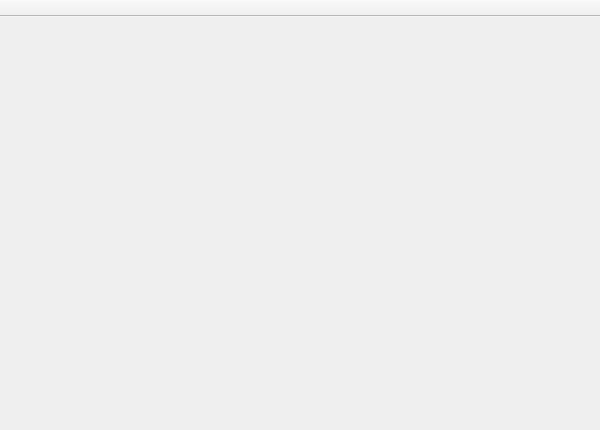
This is ui/ui_main.ui in CNPolaris/usv_station as Qt 5 draws it before an edit. The edited form follows.
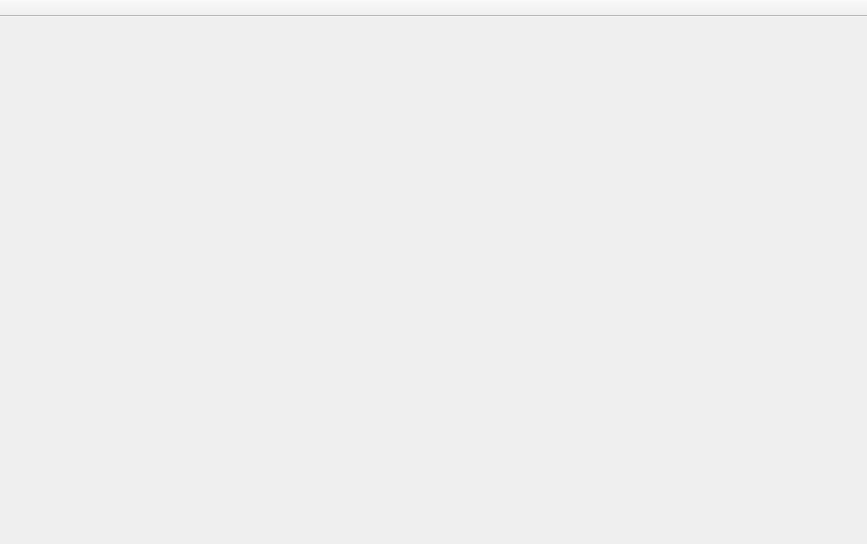
This is the edited form.

The edit to the form file:
```diff
--- a/ui/ui_main.ui
+++ b/ui/ui_main.ui
@@ -6,8 +6,8 @@
    <rect>
     <x>0</x>
     <y>0</y>
-    <width>600</width>
-    <height>430</height>
+    <width>867</width>
+    <height>544</height>
    </rect>
   </property>
   <property name="minimumSize">
```
